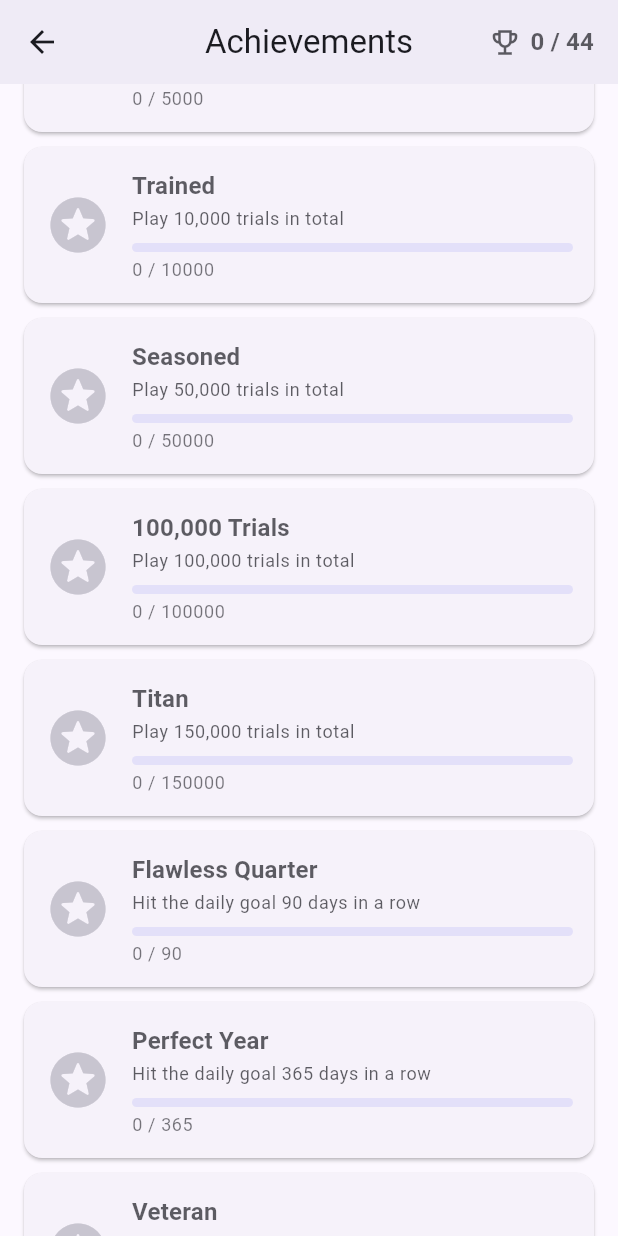
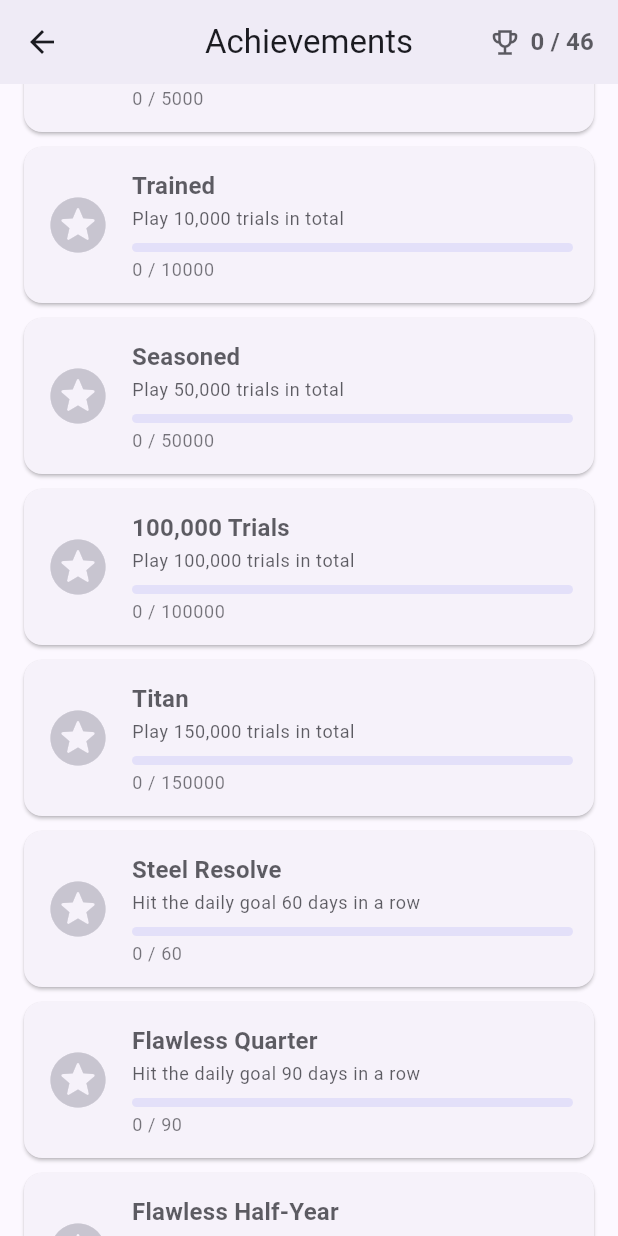
Before and after one commit to VKUnicorn/Dual-N-Back, a Flutter app: the AchievementsScreen screen opened by its route, scrolled down 576 dp, on a phone screen of 412 x 824 dp. Run offline on Flutter 3.47's test engine with Material 3 defaults, Android fonts, the light colour scheme and no system bars; our stand-ins replace audioplayers, confetti, drift, drift_flutter, fl_chart, flutter_local_notifications and 6 more; missing offline and left inert: flutter_file_dialog, flutter_volume_controller; accounts and stored records are empty; generated files the repository leaves out were written again.

Commit message:
Added two new achievements for 60 and 180 daily goal streak

```diff
--- a/lib/l10n/app_en.arb
+++ b/lib/l10n/app_en.arb
@@ -321,8 +321,12 @@
   "achTrials100kDesc": "Play 100,000 trials in total",
   "achTitanTitle": "Titan",
   "achTitanDesc": "Play 150,000 trials in total",
+  "achSteelResolveTitle": "Steel Resolve",
+  "achSteelResolveDesc": "Hit the daily goal 60 days in a row",
   "achFlawlessQuarterTitle": "Flawless Quarter",
   "achFlawlessQuarterDesc": "Hit the daily goal 90 days in a row",
+  "achFlawlessHalfYearTitle": "Flawless Half-Year",
+  "achFlawlessHalfYearDesc": "Hit the daily goal 180 days in a row",
   "achPerfectYearTitle": "Perfect Year",
   "achPerfectYearDesc": "Hit the daily goal 365 days in a row",
   "achVeteranTitle": "Veteran",
--- a/lib/l10n/app_localizations.dart
+++ b/lib/l10n/app_localizations.dart
@@ -1328,6 +1328,18 @@ abstract class AppLocalizations {
   /// **'Play 150,000 trials in total'**
   String get achTitanDesc;
 
+  /// No description provided for @achSteelResolveTitle.
+  ///
+  /// In en, this message translates to:
+  /// **'Steel Resolve'**
+  String get achSteelResolveTitle;
+
+  /// No description provided for @achSteelResolveDesc.
+  ///
+  /// In en, this message translates to:
+  /// **'Hit the daily goal 60 days in a row'**
+  String get achSteelResolveDesc;
+
   /// No description provided for @achFlawlessQuarterTitle.
   ///
   /// In en, this message translates to:
@@ -1339,6 +1351,18 @@ abstract class AppLocalizations {
   /// In en, this message translates to:
   /// **'Hit the daily goal 90 days in a row'**
   String get achFlawlessQuarterDesc;
+
+  /// No description provided for @achFlawlessHalfYearTitle.
+  ///
+  /// In en, this message translates to:
+  /// **'Flawless Half-Year'**
+  String get achFlawlessHalfYearTitle;
+
+  /// No description provided for @achFlawlessHalfYearDesc.
+  ///
+  /// In en, this message translates to:
+  /// **'Hit the daily goal 180 days in a row'**
+  String get achFlawlessHalfYearDesc;
 
   /// No description provided for @achPerfectYearTitle.
   ///
--- a/lib/l10n/app_localizations_en.dart
+++ b/lib/l10n/app_localizations_en.dart
@@ -761,10 +761,22 @@ class AppLocalizationsEn extends AppLocalizations {
   String get achTitanDesc => 'Play 150,000 trials in total';
 
   @override
+  String get achSteelResolveTitle => 'Steel Resolve';
+
+  @override
+  String get achSteelResolveDesc => 'Hit the daily goal 60 days in a row';
+
+  @override
   String get achFlawlessQuarterTitle => 'Flawless Quarter';
 
   @override
   String get achFlawlessQuarterDesc => 'Hit the daily goal 90 days in a row';
+
+  @override
+  String get achFlawlessHalfYearTitle => 'Flawless Half-Year';
+
+  @override
+  String get achFlawlessHalfYearDesc => 'Hit the daily goal 180 days in a row';
 
   @override
   String get achPerfectYearTitle => 'Perfect Year';
--- a/lib/l10n/app_ru.arb
+++ b/lib/l10n/app_ru.arb
@@ -216,8 +216,12 @@
   "achTrials100kDesc": "Сыграй 100 000 trial'ов в сумме",
   "achTitanTitle": "Титан",
   "achTitanDesc": "Сыграй 150 000 trial'ов в сумме",
+  "achSteelResolveTitle": "Стальная воля",
+  "achSteelResolveDesc": "Достигай дневной цели 60 дней подряд",
   "achFlawlessQuarterTitle": "Безупречный квартал",
   "achFlawlessQuarterDesc": "Достигай дневной цели 90 дней подряд",
+  "achFlawlessHalfYearTitle": "Безупречное полугодие",
+  "achFlawlessHalfYearDesc": "Достигай дневной цели 180 дней подряд",
   "achPerfectYearTitle": "Идеальный год",
   "achPerfectYearDesc": "Достигай дневной цели 365 дней подряд",
   "achVeteranTitle": "Ветеран",
```
Also changed, not shown: lib/features/achievements/application/achievements_catalog.dart (+28 -0 lines), lib/l10n/app_localizations_ru.dart (+12 -0 lines).
